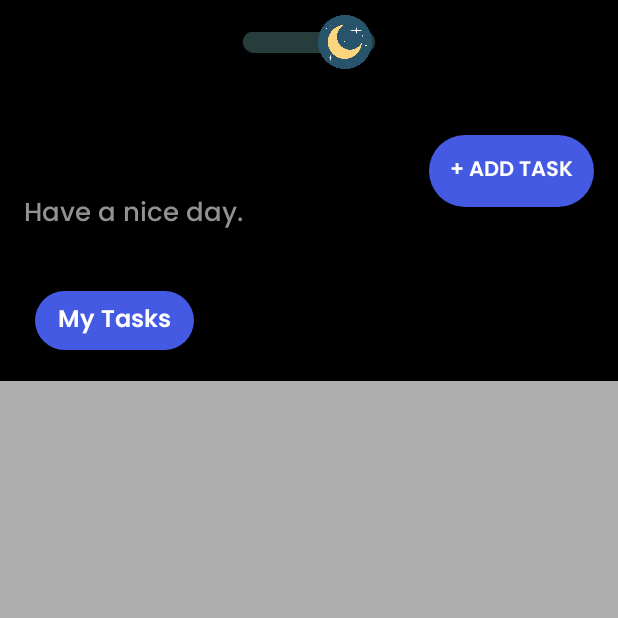
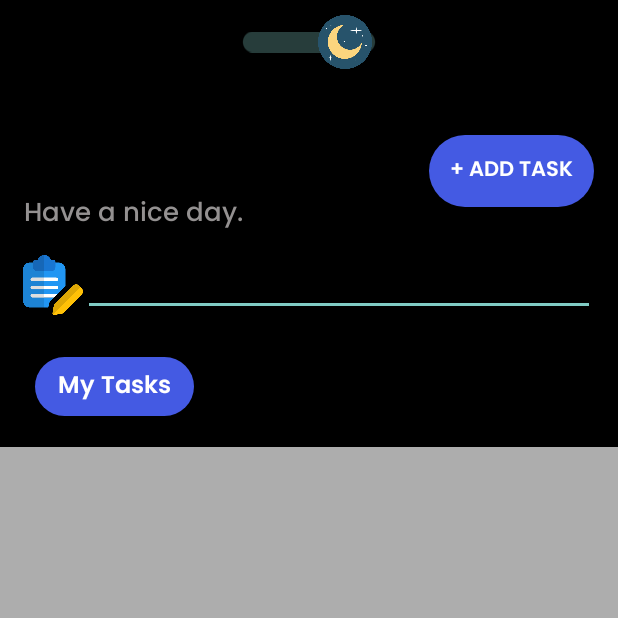
Before and after one commit to xwnsnowy/android-studio-java-task-management, an Android app: the TaskListActivity screen opened directly, with no data from a screen before it, after a tap on an icon or button, on a phone screen of 412 x 824 dp, the top half of it. Run offline under Robolectric (Android 15) with nearby library versions, the phone set to English and light mode, and no system bars.

Commit message:
feat: implement real-time search functionality
- Added real-time search functionality based on text changes in TaskListActivity
- Improved user experience with responsive search results
- Enhanced task management efficiency

```diff
--- a/app/src/main/java/com/example/taskmanagement/activities/MyTasksFragment.java
+++ b/app/src/main/java/com/example/taskmanagement/activities/MyTasksFragment.java
@@ -11,7 +11,6 @@ import android.view.View;
 import android.view.ViewGroup;
 
 import com.example.taskmanagement.R;
-import com.example.taskmanagement.adapter.TaskAdapter;
 import com.example.taskmanagement.adapter.TaskListAdapter;
 import com.example.taskmanagement.models.Task;
 import com.example.taskmanagement.sql.DatabaseHelper;
@@ -23,7 +22,7 @@ import java.util.List;
  * Use the {@link MyTasksFragment#newInstance} factory method to
  * create an instance of this fragment.
  */
-public class MyTasksFragment extends Fragment {
+public class MyTasksFragment extends Fragment implements TaskListActivity.TaskSearchListener {
 
     private RecyclerView recyclerView;
     private TaskListAdapter taskAdapter;
@@ -48,6 +47,13 @@ public class MyTasksFragment extends Fragment {
         return view;
     }
 
+    @Override
+    public void onSearchQuery(String query) {
+        if (taskAdapter != null) {
+            taskAdapter.getFilter().filter(query);
+        }
+    }
+
     public void refreshTasks() {
         List<Task> updatedTasks = dbHelper.getTasksByState("To Do");
         taskAdapter.updateTasks(updatedTasks);
--- a/app/src/main/java/com/example/taskmanagement/activities/TaskListActivity.java
+++ b/app/src/main/java/com/example/taskmanagement/activities/TaskListActivity.java
@@ -5,10 +5,13 @@ import android.content.Intent;
 import android.content.SharedPreferences;
 import android.content.res.Configuration;
 import android.os.Bundle;
+import android.text.Editable;
+import android.text.TextWatcher;
 import android.view.MenuInflater;
 import android.view.MenuItem;
 import android.view.View;
 import android.widget.Button;
+import android.widget.EditText;
 import android.widget.ImageButton;
 import android.widget.PopupMenu;
 import android.widget.TextView;
@@ -22,11 +25,15 @@ import androidx.fragment.app.FragmentStatePagerAdapter;
 import androidx.viewpager2.widget.ViewPager2;
 
 import com.example.taskmanagement.R;
+import com.example.taskmanagement.adapter.TaskAdapter;
 import com.example.taskmanagement.adapter.ViewPagerAdapter;
+import com.example.taskmanagement.models.Task;
 import com.example.taskmanagement.models.User;
 import com.example.taskmanagement.sql.DatabaseHelper;
 import com.google.android.material.tabs.TabLayout;
 import com.google.android.material.tabs.TabLayoutMediator;
+
+import java.util.List;
 
 public class TaskListActivity extends AppCompatActivity {
 
@@ -40,6 +47,9 @@ public class TaskListActivity extends AppCompatActivity {
     private Button btnNewTask;
     private SharedPreferences preferences;
     private SharedPreferences.Editor editor;
+    private EditText searchContent;
+    private TaskAdapter taskAdapter;
+    private ViewPagerAdapter viewPagerAdapter;
 
     @Override
     protected void onCreate(Bundle savedInstanceState) {
@@ -68,6 +78,10 @@ public class TaskListActivity extends AppCompatActivity {
         TextView tvWelcome = findViewById(R.id.tv_name);
         tvWelcome.setText(user != null ? user.getName() + "!" : "Guest!");
 
+        bindingAction();
+
+
+
         ViewPagerAdapter viewPagerAdapter = new ViewPagerAdapter(this);
         viewPager.setAdapter(viewPagerAdapter);
         viewPager.setCurrentItem(0);
@@ -85,6 +99,28 @@ public class TaskListActivity extends AppCompatActivity {
                     break;
             }
         }).attach();
+
+        searchContent.addTextChangedListener(new TextWatcher() {
+            @Override
+            public void beforeTextChanged(CharSequence s, int start, int count, int after) {}
+
+            @Override
+            public void onTextChanged(CharSequence s, int start, int before, int count) {
+                String query = s.toString();
+
+                Fragment currentFragment = viewPagerAdapter.getFragment(viewPager.getCurrentItem());
+                if (currentFragment instanceof TaskSearchListener) {
+                    ((TaskSearchListener) currentFragment).onSearchQuery(query);
+                }
+            }
+
+            @Override
+            public void afterTextChanged(Editable s) {}
+        });
+    }
+
+    public interface TaskSearchListener {
+        void onSearchQuery(String query);
     }
 
     private void bindingView() {
@@ -95,6 +131,7 @@ public class TaskListActivity extends AppCompatActivity {
         viewPager = findViewById(R.id.view_pager);
         btnNewTask = findViewById(R.id.btn_new_task);
         btnProfile = findViewById(R.id.profile_icon);
+        searchContent = findViewById(R.id.search_content);
     }
 
     private void bindingAction() {
--- a/app/src/main/java/com/example/taskmanagement/adapter/ViewPagerAdapter.java
+++ b/app/src/main/java/com/example/taskmanagement/adapter/ViewPagerAdapter.java
@@ -11,27 +11,26 @@ import com.example.taskmanagement.activities.MyTasksFragment;
 
 public class ViewPagerAdapter extends FragmentStateAdapter {
 
+    private final Fragment[] fragments;
+
     public ViewPagerAdapter(@NonNull FragmentActivity fragmentActivity) {
         super(fragmentActivity);
+        fragments = new Fragment[]{new MyTasksFragment(), new InProgressFragment(), new CompletedFragment()};
     }
 
     @NonNull
     @Override
     public Fragment createFragment(int position) {
-        switch (position) {
-            case 0:
-                return new MyTasksFragment();
-            case 1:
-                return new InProgressFragment();
-            case 2:
-                return new CompletedFragment();
-            default:
-                return new MyTasksFragment();
-        }
+        return fragments[position];
     }
 
     @Override
     public int getItemCount() {
-        return 3;
+        return fragments.length;
+    }
+
+    // Get a fragment by position
+    public Fragment getFragment(int position) {
+        return fragments[position];
     }
 }
--- a/app/src/main/res/layout/activity_task_list.xml
+++ b/app/src/main/res/layout/activity_task_list.xml
@@ -91,6 +91,34 @@
         app:layout_constraintStart_toStartOf="parent"
         app:layout_constraintTop_toBottomOf="@id/tv_name" />
 
+    <LinearLayout
+        android:layout_width="match_parent"
+        android:layout_height="wrap_content"
+        android:layout_marginTop="10dp"
+        android:layout_marginBottom="10dp"
+        android:orientation="horizontal"
+        android:padding="15dp"
+        app:layout_constraintBottom_toTopOf="@+id/tab_layout"
+        app:layout_constraintTop_toBottomOf="@+id/tv_have_a_nice_day">
+
+        <ImageButton
+            android:id="@+id/search_icon"
+            android:layout_width="40sp"
+            android:layout_height="40sp"
+            android:layout_marginTop="10sp"
+            android:background="@drawable/ic_edit_task" />
+
+        <EditText
+            android:id="@+id/search_content"
+            android:layout_width="match_parent"
+            android:layout_height="wrap_content"
+            android:layout_marginTop="5sp"
+            android:layout_marginBottom="5sp"
+            android:focusableInTouchMode="true"
+            android:maxLines="1" />
+
+    </LinearLayout>
+
     <!-- New Task Button -->
     <Button
         android:id="@+id/btn_new_task"
@@ -105,23 +133,23 @@
         android:id="@+id/tab_layout"
         android:layout_width="match_parent"
         android:layout_height="80dp"
-        android:layout_marginTop="16dp"
+        android:layout_marginTop="60dp"
         app:layout_constraintEnd_toEndOf="parent"
         app:layout_constraintStart_toStartOf="parent"
         app:layout_constraintTop_toBottomOf="@+id/tv_have_a_nice_day"
-        app:tabTextAppearance="@style/TabTextAppearance"
-        app:tabSelectedTextAppearance="@style/TabTextAppearanceSelected"
-        app:tabIndicatorFullWidth="true"
-        app:tabMode="auto"
         app:tabGravity="center"
-        app:tabIndicatorHeight="55dp"
-        app:tabPaddingStart="20dp"
-        app:tabPaddingEnd="20dp"
-        app:tabRippleColor="@android:color/transparent"
         app:tabIndicator="@drawable/tab_active_bg"
         app:tabIndicatorColor="@android:color/transparent"
+        app:tabIndicatorFullWidth="true"
         app:tabIndicatorGravity="center"
+        app:tabIndicatorHeight="55dp"
+        app:tabMode="auto"
+        app:tabPaddingEnd="20dp"
+        app:tabPaddingStart="20dp"
+        app:tabRippleColor="@android:color/transparent"
+        app:tabSelectedTextAppearance="@style/TabTextAppearanceSelected"
         app:tabSelectedTextColor="@color/white"
+        app:tabTextAppearance="@style/TabTextAppearance"
         app:tabTextColor="@android:color/black" />
 
     <androidx.viewpager2.widget.ViewPager2
```
Also changed, not shown: app/src/main/java/com/example/taskmanagement/adapter/TaskListAdapter.java (+50 -7 lines), app/src/main/java/com/example/taskmanagement/adapter/TaskAdapter.java (line endings or trailing spaces).
